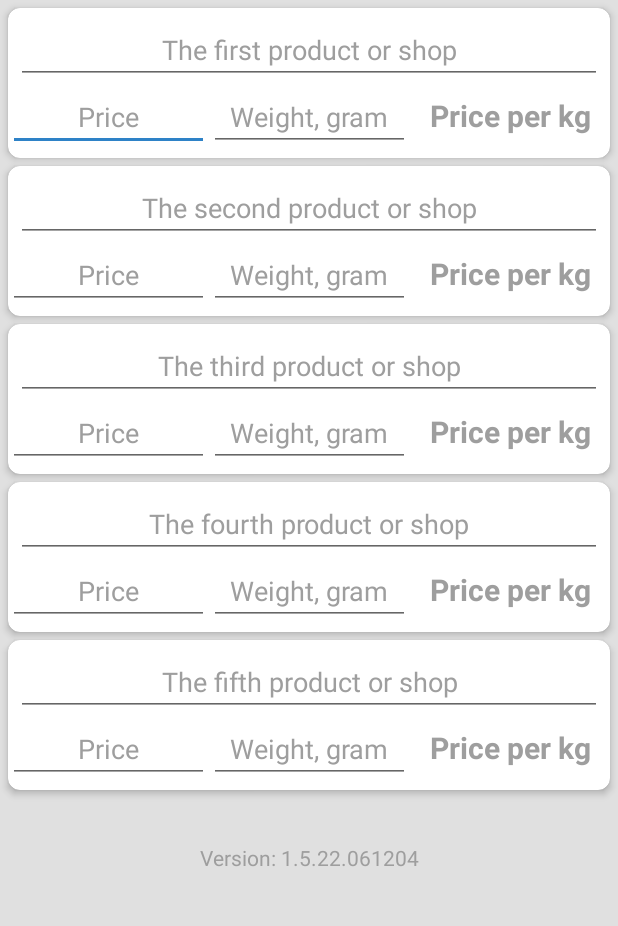
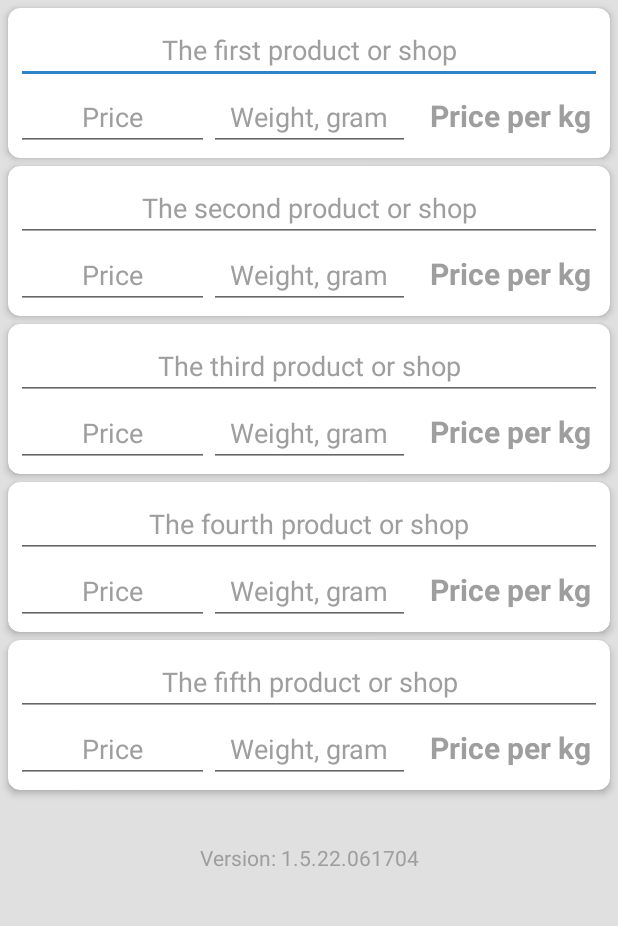
Before and after one commit to dogeprojects/PriceComparation, an Android app: the screen it shows after launch (MainActivity), after a tap on "Add more/Hide", on a phone screen of 412 x 824 dp, the part 84-1010 px from its top. Run offline under Robolectric (Android 15) with nearby library versions, the phone set to English and light mode, and no system bars.

Commit message:
- Clearing fields after hiding - Added left margin for EditTexts

```diff
--- a/app/src/main/java/com/pricecomparation/MainActivity.java
+++ b/app/src/main/java/com/pricecomparation/MainActivity.java
@@ -123,6 +123,16 @@
         CardView cardViewC4 = findViewById(R.id.card_view4);
         CardView cardViewC5 = findViewById(R.id.card_view5);
 
+        TextView editTextProduct4 = findViewById(R.id.editTextProduct4);
+        EditText editTextPrice4 = findViewById(R.id.editTextPrice4);
+        EditText editTextWeight4 = findViewById(R.id.editTextWeight4);
+        TextView textViewPricePerKg4 = findViewById(R.id.textViewPricePerKg4);
+
+        TextView editTextProduct5 = findViewById(R.id.editTextProduct5);
+        EditText editTextPrice5 = findViewById(R.id.editTextPrice5);
+        EditText editTextWeight5 = findViewById(R.id.editTextWeight5);
+        TextView textViewPricePerKg5 = findViewById(R.id.textViewPricePerKg5);
+
         //Toggle
         if (cardViewC4.getVisibility() == View.INVISIBLE) {
             cardViewC4.setVisibility(View.VISIBLE);
@@ -132,6 +142,17 @@
             cardViewC4.setVisibility(View.INVISIBLE);
             cardViewC5.setVisibility(View.INVISIBLE);
             Toast.makeText(this, "Fields have been hidden", Toast.LENGTH_SHORT).show();
+
+            //clear fields after hiding
+            editTextProduct4.setText("");
+            editTextPrice4.setText("");
+            editTextWeight4.setText("");
+            textViewPricePerKg4.setText("");
+
+            editTextProduct5.setText("");
+            editTextPrice5.setText("");
+            editTextWeight5.setText("");
+            textViewPricePerKg5.setText("");
         }
     }
 
--- a/app/src/main/res/layout/activity_main.xml
+++ b/app/src/main/res/layout/activity_main.xml
@@ -13,7 +13,6 @@
         style="@style/Toolbar"
         android:clickable="true"
         android:minHeight="?android:attr/actionBarSize"/>
-
 
     <ScrollView
         android:layout_height="match_parent"
@@ -48,6 +47,7 @@
                         android:id="@+id/editTextPrice1"
                         style="@style/EditTextStyle"
                         android:gravity="center"
+                        android:layout_marginLeft="5dp"
                         android:hint="@string/editTextPricePlaceholder1"/>
                     <!-- android:text="@string/_editTextDefaultPrice1" -->
                     <EditText
@@ -89,6 +89,7 @@
                         android:id="@+id/editTextPrice2"
                         style="@style/EditTextStyle"
                         android:gravity="center"
+                        android:layout_marginLeft="5dp"
                         android:hint="@string/editTextPricePlaceholder2"/>
                     <EditText
                         android:id="@+id/editTextWeight2"
@@ -128,6 +129,7 @@
                         android:id="@+id/editTextPrice3"
                         style="@style/EditTextStyle"
                         android:gravity="center"
+                        android:layout_marginLeft="5dp"
                         android:hint="@string/editTextPricePlaceholder3"/>
                     <EditText
                         android:id="@+id/editTextWeight3"
@@ -167,6 +169,7 @@
                         android:id="@+id/editTextPrice4"
                         style="@style/EditTextStyle"
                         android:gravity="center"
+                        android:layout_marginLeft="5dp"
                         android:hint="@string/editTextPricePlaceholder4"/>
                     <EditText
                         android:id="@+id/editTextWeight4"
@@ -206,6 +209,7 @@
                         android:id="@+id/editTextPrice5"
                         style="@style/EditTextStyle"
                         android:gravity="center"
+                        android:layout_marginLeft="5dp"
                         android:hint="@string/editTextPricePlaceholder5"/>
                     <EditText
                         android:id="@+id/editTextWeight5"
--- a/app/src/main/res/values/strings.xml
+++ b/app/src/main/res/values/strings.xml
@@ -32,5 +32,5 @@
     <string name="editTextWeightPlaceholder5">Weight, gram</string>
     <string name="textViewPricePerKg5">Price per kg</string>
 
-    <string name="textViewVersion">Version: 1.5.22.061204</string>
+    <string name="textViewVersion">Version: 1.5.22.061704</string>
 </resources>
```
